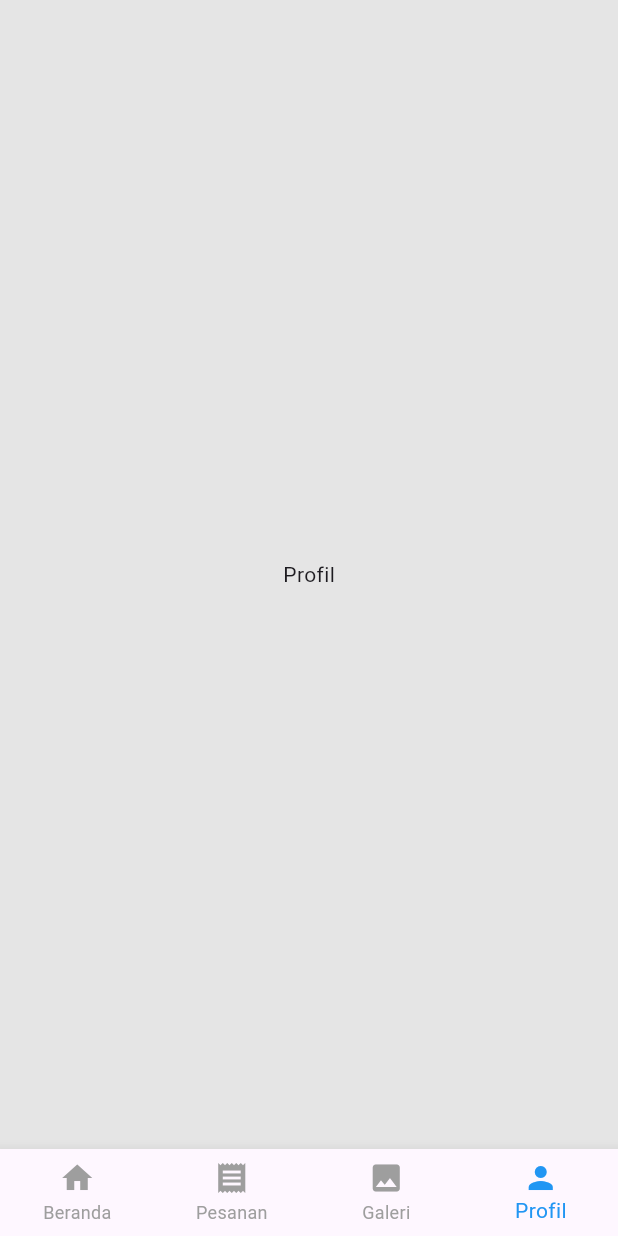
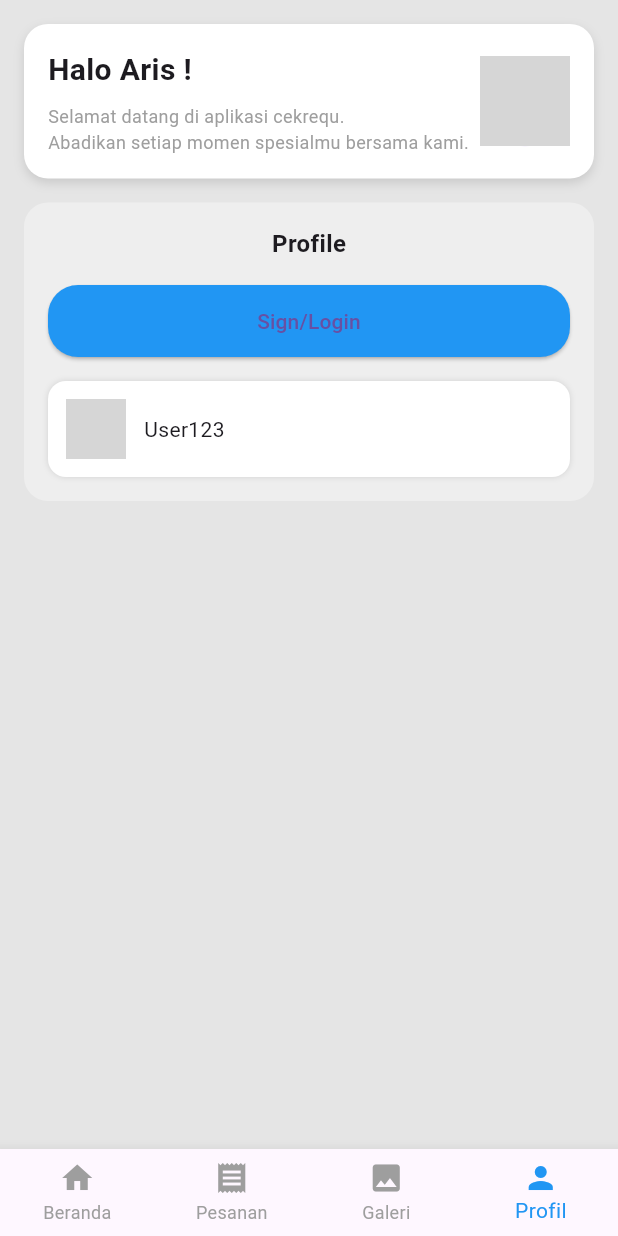
Before and after one commit to SuciptoAbdullah/Cekrequ-frontend, a Flutter app: the screen it shows after launch, item 4 of the bottom bar chosen, on a phone screen of 412 x 824 dp. Run offline on Flutter 3.47's test engine with Material 3 defaults, Android fonts, the phone set to English and light mode, and no system bars; network calls fail; grey boxes are pictures that could not be loaded.

Commit message:
progress profill, pesanan, gmbar blum tampil

```diff
--- a/cekrequ_frontend/lib/pages/home_page.dart
+++ b/cekrequ_frontend/lib/pages/home_page.dart
@@ -2,6 +2,7 @@ import 'package:flutter/material.dart';
 import '../models/paket.dart';
 import 'galeri_page.dart';
 import 'pesanan_page.dart';
+import 'profil_page.dart';
 
 class HomePage extends StatefulWidget {
   const HomePage({super.key});
@@ -43,7 +44,7 @@ class _HomePageState extends State<HomePage> {
         homeContent(),
         PesananPage(),
         const GalleryPage(),
-        const Center(child: Text("Profil")),
+        const ProfilPage(),
       ];
 
   @override
@@ -70,6 +71,7 @@ class _HomePageState extends State<HomePage> {
           BottomNavigationBarItem(icon: Icon(Icons.receipt), label: "Pesanan"),
           BottomNavigationBarItem(icon: Icon(Icons.image), label: "Galeri"),
           BottomNavigationBarItem(icon: Icon(Icons.person), label: "Profil"),
+
         ],
       ),
     );
--- /dev/null
+++ b/cekrequ_frontend/lib/pages/profil_page.dart
@@ -0,0 +1,139 @@
+import 'package:flutter/material.dart';
+
+class ProfilPage extends StatelessWidget {
+  const ProfilPage({super.key});
+
+  @override
+  Widget build(BuildContext context) {
+    return Container(
+      color: const Color(0xFFE5E5E5),
+      child: SafeArea(
+        child: SingleChildScrollView(
+          child: Column(
+            children: [
+              // ===== HEADER =====
+              Padding(
+                padding: const EdgeInsets.all(16),
+                child: Container(
+                  padding: const EdgeInsets.all(16),
+                  decoration: BoxDecoration(
+                    color: Colors.white,
+                    borderRadius: BorderRadius.circular(16),
+                    boxShadow: const [
+                      BoxShadow(
+                        blurRadius: 5,
+                        color: Colors.black12,
+                        offset: Offset(0, 3),
+                      ),
+                    ],
+                  ),
+                  child: Row(
+                    children: [
+                      // TEXT
+                      Expanded(
+                        child: Column(
+                          crossAxisAlignment: CrossAxisAlignment.start,
+                          children: const [
+                            Text(
+                              "Halo Aris !",
+                              style: TextStyle(
+                                fontSize: 20,
+                                fontWeight: FontWeight.bold,
+                              ),
+                            ),
+                            SizedBox(height: 8),
+                            Text(
+                              "Selamat datang di aplikasi cekrequ.\nAbadikan setiap momen spesialmu bersama kami.",
+                              style: TextStyle(
+                                fontSize: 12,
+                                color: Colors.grey,
+                              ),
+                            ),
+                          ],
+                        ),
+                      ),
+
+                      // FOTO
+                      const CircleAvatar(
+                        radius: 30,
+                        backgroundImage: AssetImage('assets/profile.jpg'),
+                      ),
+                    ],
+                  ),
+                ),
+              ),
+
+              // ===== CARD PROFILE =====
+              Padding(
+                padding: const EdgeInsets.symmetric(horizontal: 16),
+                child: Container(
+                  padding: const EdgeInsets.all(16),
+                  decoration: BoxDecoration(
+                    color: Colors.grey.shade200,
+                    borderRadius: BorderRadius.circular(16),
+                  ),
+                  child: Column(
+                    children: [
+                      const Text(
+                        "Profile",
+                        style: TextStyle(
+                          fontSize: 16,
+                          fontWeight: FontWeight.bold,
+                        ),
+                      ),
+
+                      const SizedBox(height: 16),
+
+                      // BUTTON LOGIN
+                      SizedBox(
+                        width: double.infinity,
+                        child: ElevatedButton(
+                          onPressed: () {
+                            // TODO: aksi login
+                          },
+                          style: ElevatedButton.styleFrom(
+                            backgroundColor: Colors.blue,
+                            shape: RoundedRectangleBorder(
+                              borderRadius: BorderRadius.circular(20),
+                            ),
+                            padding: const EdgeInsets.symmetric(vertical: 14),
+                          ),
+                          child: const Text("Sign/Login"),
+                        ),
+                      ),
+
+                      const SizedBox(height: 16),
+
+                      // USER CARD
+                      Container(
+                        padding: const EdgeInsets.all(12),
+                        decoration: BoxDecoration(
+                          color: Colors.white,
+                          borderRadius: BorderRadius.circular(12),
+                          boxShadow: const [
+                            BoxShadow(blurRadius: 3, color: Colors.black12),
+                          ],
+                        ),
+                        child: Row(
+                          children: const [
+                            CircleAvatar(
+                              backgroundImage: AssetImage('assets/profile.jpg'),
+                            ),
+                            SizedBox(width: 12),
+                            Text("User123", style: TextStyle(fontSize: 14)),
+                          ],
+                        ),
+                      ),
+                    ],
+                  ),
+                ),
+              ),
+
+              const SizedBox(height: 20),
+            ],
+          ),
+        ),
+      ),
+    );
+  }
+}
```
Also changed, not shown: cekrequ_frontend/lib/pages/pesanan_page.dart (+62 -41 lines), cekrequ_frontend/pubspec.lock.
